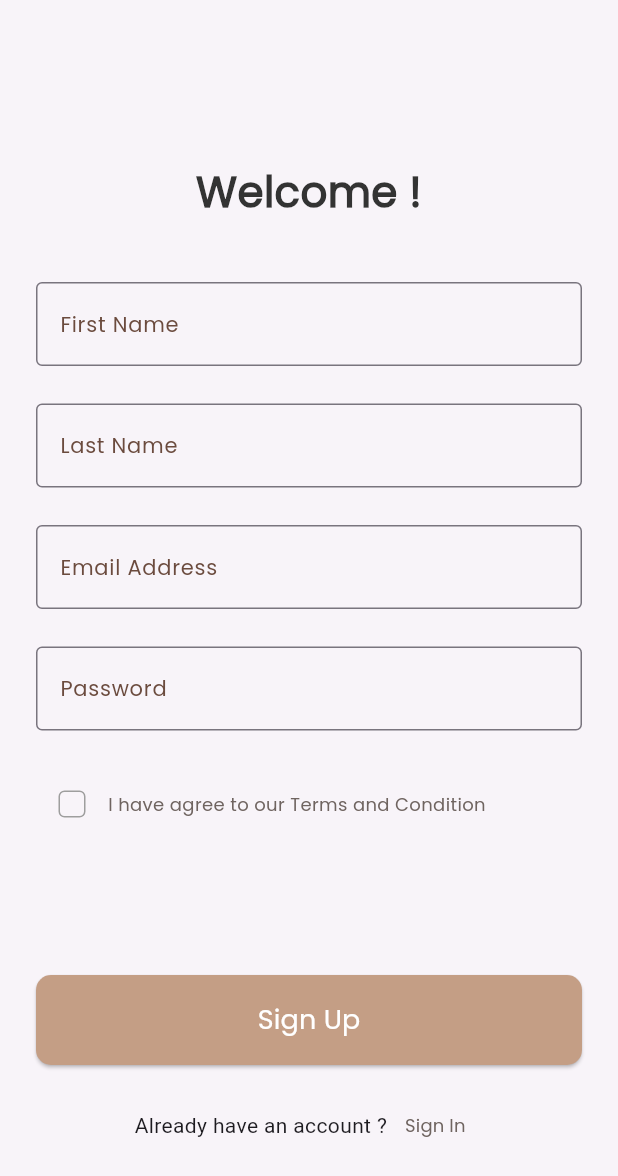
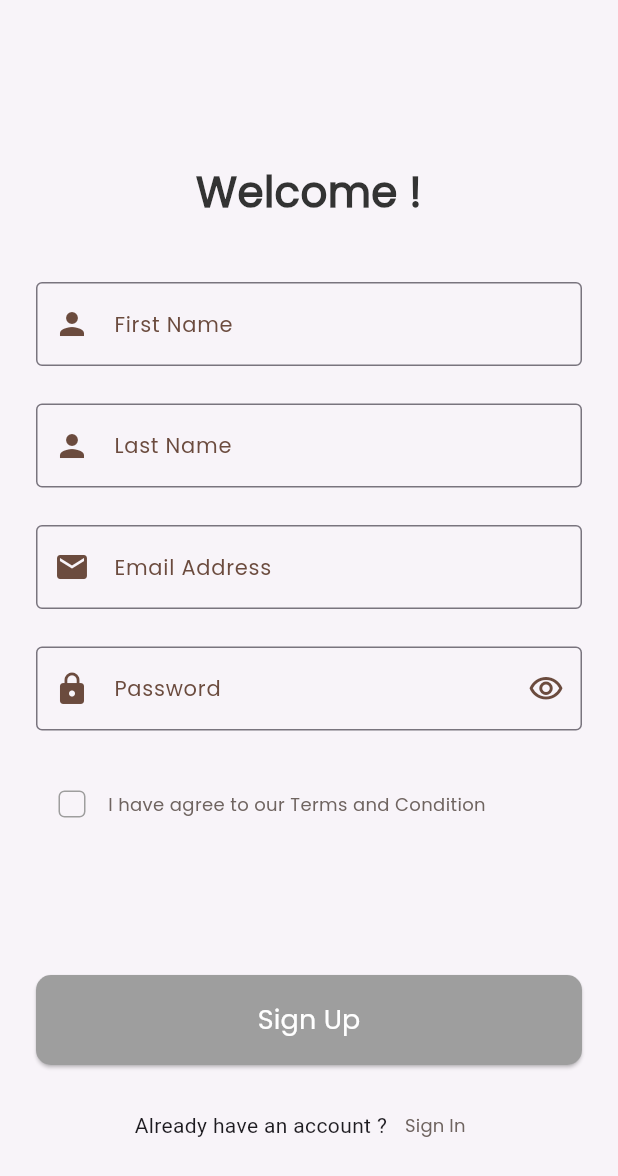
Before and after one commit to AbdullahMohamedAlSayedAbed/dalel, a Flutter app: the SignUpView screen opened by its route, on a phone screen of 412 x 824 dp. Shown: the top 1176 px of the screen. Run offline on Flutter 3.47's test engine with Material 3 defaults, Android fonts, the phone set to English and light mode, and no system bars; our stand-ins replace bloc, dio, firebase_auth, firebase_core, flutter_bloc, go_router and 3 more; accounts and stored records are empty.

Commit message:
finish visible text password and check Terms And Condition and add icons in text form field

```diff
--- a/lib/features/Auth/presentation/controller/auth_cubit/auth_state.dart
+++ b/lib/features/Auth/presentation/controller/auth_cubit/auth_state.dart
@@ -4,3 +4,20 @@ part of 'auth_cubit.dart';
 sealed class AuthState {}
 
 final class AuthInitial extends AuthState {}
+final class SignUpLoading extends AuthState {}
+final class SignUpSuccess extends AuthState {}
+final class SignUpFailure extends AuthState {
+  final String errMessage;
+
+  SignUpFailure(this.errMessage);
+}
+
+final class SignInLoading extends AuthState {}
+final class SignInSuccess extends AuthState {}
+final class SignInFailure extends AuthState {
+    final String errMessage;
+
+  SignInFailure(this.errMessage);
+}
+final class UpdateTermsAndConditionBox extends AuthState {}
+final class ChangePasswordVisibility extends AuthState {}
--- a/lib/features/Auth/presentation/views/sing_up_view.dart
+++ b/lib/features/Auth/presentation/views/sing_up_view.dart
@@ -4,6 +4,7 @@ import 'package:dalel/features/Auth/presentation/views/widgets/terms_and_conditi
 import 'package:dalel/features/Auth/presentation/views/widgets/welcome_text_widget.dart';
 import 'package:flutter/material.dart';
 
+import 'widgets/custom_sign_up_form.dart';
 import 'widgets/custom_text_form_field.dart';
 import 'widgets/have_an_account_widget.dart';
 
@@ -21,16 +22,8 @@ class SignUpView extends StatelessWidget {
               const SizedBox(height: 108),
               const WelcomeTextWidget(text: 'Welcome !'),
               const SizedBox(height: 40),
-              const CustomTextFormField(labelText: AppStrings.firstName),
-              const CustomTextFormField(labelText: AppStrings.lastName),
-              const CustomTextFormField(labelText: AppStrings.emailAddress),
-              const CustomTextFormField(labelText: AppStrings.password),
-              const TermsAndConditionWidget(),
-              const SizedBox(height: 90),
-              CustomButton(
-                text: AppStrings.signUp,
-                onPressed: () {},
-              ),
+              const CustomSignUpForm(),
+
               HaveAnAccountWidget(
                 text: AppStrings.alreadyHaveAnAccount,
                 textButton: AppStrings.signIn,
--- /dev/null
+++ b/lib/features/Auth/presentation/views/widgets/custom_sign_up_form.dart
@@ -0,0 +1,109 @@
+import 'package:dalel/core/utils/app_colors.dart';
+import 'package:dalel/core/utils/app_strings.dart';
+import 'package:dalel/core/widgets/custom_button.dart';
+import 'package:dalel/features/Auth/presentation/controller/auth_cubit/auth_cubit.dart';
+import 'package:dalel/features/Auth/presentation/views/widgets/custom_text_form_field.dart';
+import 'package:dalel/features/Auth/presentation/views/widgets/terms_and_conditions_widgets.dart';
+import 'package:flutter/material.dart';
+import 'package:flutter_bloc/flutter_bloc.dart';
+
+class CustomSignUpForm extends StatelessWidget {
+  const CustomSignUpForm({super.key});
+
+  @override
+  Widget build(BuildContext context) {
+    return BlocConsumer<AuthCubit, AuthState>(
+      listener: (context, state) {
+        // TODO: implement listener
+      },
+      builder: (context, state) {
+        return Form(
+          key: AuthCubit.get(context).formKey,
+          child: Column(
+            children: [
+              CustomTextFormField(
+                  icon: Icons.person,
+                  validator: (value) {
+                    if (value!.isEmpty) {
+                      return "Enter Your First Name";
+                    }
+                    return null;
+                  },
+                  onChanged: (value) {
+                    AuthCubit.get(context).fistName = value;
+                  },
+                  labelText: AppStrings.firstName),
+              CustomTextFormField(
+                  icon: Icons.person,
+                  validator: (value) {
+                    if (value!.isEmpty) {
+                      return "Enter Your last Name";
+                    }
+                    return null;
+                  },
+                  onChanged: (value) {
+                    AuthCubit.get(context).lastName = value;
+                  },
+                  labelText: AppStrings.lastName),
+              CustomTextFormField(
+                  icon: Icons.email,
+                  validator: (value) {
+                    if (value!.isEmpty) {
+                      return "Enter Your Email Address";
+                    } else if (!value.contains("@")) {
+                      return "Enter Valid Email Address";
+                    } else if (!value.contains(".com") ||
+                        !value.contains(".net") ||
+                        !value.contains(".org")) {
+                      return "Enter Valid Email Address";
+                    }
+                    return null;
+                  },
+                  onChanged: (value) {
+                    AuthCubit.get(context).emailAddress = value;
+                  },
+                  labelText: AppStrings.emailAddress),
+              CustomTextFormField(
+                obscureText: AuthCubit.get(context).isPasswordVisible,
+                  icon: Icons.lock,
+                  iconButton: AuthCubit.get(context).suffix,
+                  onPressedSuffixIcon: () {
+                    AuthCubit.get(context).changePasswordVisibility();
+                  },
+                  validator: (value) {
+                    if (value!.isEmpty) {
+                      return "Enter Your Password";
+                    } else if (value.length < 6) {
+                      return "Password must be at least 6 characters";
+                    }
+                    return null;
+                  },
+                  onChanged: (value) {
+                    AuthCubit.get(context).password = value;
+                  },
+                  labelText: AppStrings.password),
+              const TermsAndConditionWidget(),
+              const SizedBox(height: 90),
+              CustomButton(
+                backgroundColor: AuthCubit.get(context).termsAndConditionBox
+                    ? AppColors.primaryColor
+                    : Colors.grey,
+                text: AppStrings.signUp,
+                onPressed: () {
+                  if (AuthCubit.get(context).termsAndConditionBox) {
+                    if (AuthCubit.get(context)
+                        .formKey
+                        .currentState!
+                        .validate()) {
+                      AuthCubit.get(context).signUpWithEmailAndPassword();
+                    }
+                  }
+                },
+              ),
+            ],
+          ),
+        );
+      },
+    );
+  }
+}
--- a/lib/features/Auth/presentation/views/widgets/custom_text_form_field.dart
+++ b/lib/features/Auth/presentation/views/widgets/custom_text_form_field.dart
@@ -3,19 +3,37 @@ import 'package:dalel/core/utils/app_text_styles.dart';
 import 'package:flutter/material.dart';
 
 class CustomTextFormField extends StatelessWidget {
-  const CustomTextFormField({super.key, required this.labelText});
+  const CustomTextFormField(
+      {super.key,
+      required this.labelText,
+      this.onChanged,
+      this.onFieldSubmitted,
+      this.validator, this.icon, this.onPressedSuffixIcon, this.iconButton,this.obscureText = false});
   final String labelText;
+  final void Function(String)? onChanged;
+  final void Function(String)? onFieldSubmitted;
+  final String? Function(String?)? validator;
+ final bool obscureText;
+  final void Function()? onPressedSuffixIcon;
+  final IconData? iconButton;
+  final IconData? icon;
   @override
   Widget build(BuildContext context) {
     return Padding(
       padding: const EdgeInsets.only(bottom: 25),
       child: TextFormField(
+        validator: validator,
+        onChanged: onChanged,
+        obscureText: obscureText,
+        onFieldSubmitted: onFieldSubmitted,
         cursorColor: AppColors.deepBrown,
         decoration: InputDecoration(
+            prefixIcon:  Icon(icon, color: AppColors.deepBrown),
+            suffixIcon: IconButton(onPressed: onPressedSuffixIcon, icon: Icon(iconButton, color: AppColors.deepBrown)),
             labelStyle: AppStyles.poppins500style14,
             border: buildOutlineInputBorder(),
             focusedBorder: buildOutlineInputBorder(),
-            label:  Text(labelText)),
+            label: Text(labelText)),
       ),
     );
   }
--- a/lib/features/Auth/presentation/views/widgets/terms_and_conditions_widgets.dart
+++ b/lib/features/Auth/presentation/views/widgets/terms_and_conditions_widgets.dart
@@ -1,32 +1,29 @@
 import 'package:dalel/core/utils/app_colors.dart';
 import 'package:dalel/core/utils/app_text_styles.dart';
+import 'package:dalel/features/Auth/presentation/controller/auth_cubit/auth_cubit.dart';
 import 'package:flutter/material.dart';
+import 'package:flutter_bloc/flutter_bloc.dart';
 
-class TermsAndConditionWidget extends StatefulWidget {
+class TermsAndConditionWidget extends StatelessWidget {
   const TermsAndConditionWidget({super.key});
-
-  @override
-  State<TermsAndConditionWidget> createState() =>
-      _TermsAndConditionWidgetState();
-}
-
-class _TermsAndConditionWidgetState extends State<TermsAndConditionWidget> {
-  bool newValue = false;
 
   @override
   Widget build(BuildContext context) {
     return Row(
       children: [
-        Checkbox(
-          activeColor: AppColors.deepBrown,
-          shape: RoundedRectangleBorder(
-            borderRadius: BorderRadius.circular(4)
-          ),
-          side: const BorderSide(color: Colors.grey),
-          value: newValue,
-          onChanged: (value) {
-            newValue = value!;
-            setState(() {});
+        BlocBuilder<AuthCubit, AuthState>(
+          builder: (context, state) {
+            return Checkbox(
+              activeColor: AppColors.deepBrown,
+              shape: RoundedRectangleBorder(
+                  borderRadius: BorderRadius.circular(4)),
+              side: const BorderSide(color: Colors.grey),
+              value: BlocProvider.of<AuthCubit>(context).termsAndConditionBox,
+              onChanged: (value) {
+                BlocProvider.of<AuthCubit>(context)
+                    .updateTermsAndConditionBox(value: value!);
+              },
+            );
           },
         ),
         const Text(
```
Also changed, not shown: lib/features/Auth/presentation/controller/auth_cubit/auth_cubit.dart (+65 -0 lines), lib/main.dart (+3 -5 lines), 1 other file.
